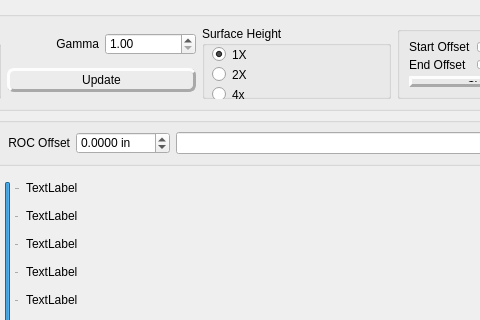
Before: the Qt Designer form foucaultview.ui in githubdoe/DFTFringe, drawn with Qt 5; both pictures show x 600 to 1080 and y 0 to 320 of the 1271 by 663 pixel window.
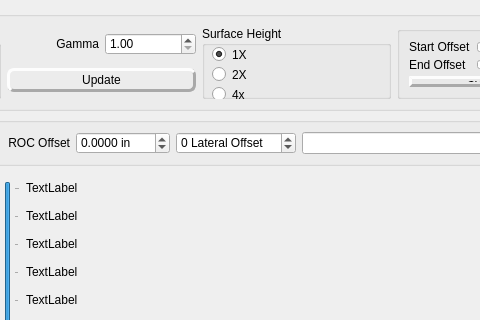
After: the same form once the commit is applied.

```diff
--- a/foucaultview.ui
+++ b/foucaultview.ui
@@ -454,6 +454,19 @@
         </item>
        </layout>
       </item>
+      <item>
+       <widget class="QSpinBox" name="lateralOffset">
+        <property name="suffix">
+         <string> Lateral Offset</string>
+        </property>
+        <property name="minimum">
+         <number>-50</number>
+        </property>
+        <property name="maximum">
+         <number>50</number>
+        </property>
+       </widget>
+      </item>
       <item>
        <widget class="QLineEdit" name="pixeParms">
         <property name="sizePolicy">
```
